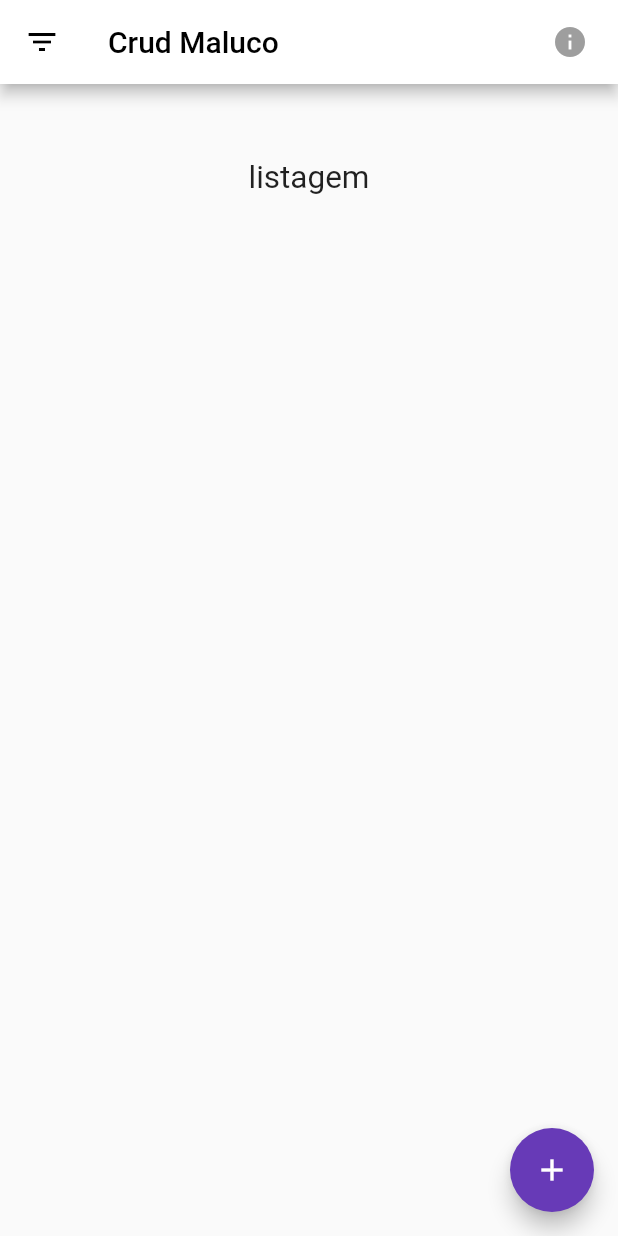
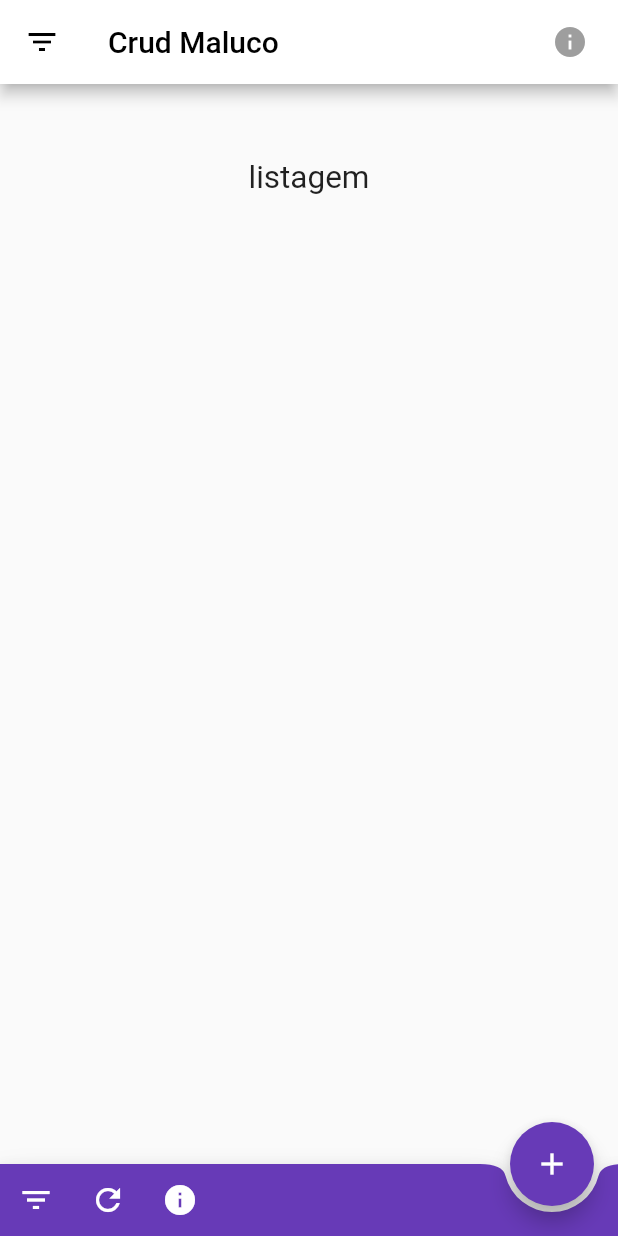
Before and after one commit to LucasPitol/CrudMaluco, a Flutter app: the screen it shows after launch, on a phone screen of 412 x 824 dp. Run offline on Flutter 3.47's test engine with Material 2 defaults, Android fonts, the phone set to English and light mode, and no system bars; Roboto replaces fonts that are missing (RobotoMono).

Commit message:
Bottom app bar

```diff
--- a/flutterApp/crud_maluco_app/lib/main.dart
+++ b/flutterApp/crud_maluco_app/lib/main.dart
@@ -68,8 +68,49 @@ class _CDState extends State<MyApp> {
           ),
           onPressed: openFilter,
         ),
-        // floatingActionButtonLocation: this._addFabLocation,
-        // bottomNavigationBar: this._buildBottomAppBar(context),
+        floatingActionButtonLocation: this._addFabLocation,
+        bottomNavigationBar: this._buildBottomAppBar(context),
+      ),
+    );
+  }
+
+  BottomAppBar _buildBottomAppBar(BuildContext ctx) {
+    return BottomAppBar(
+      shape: CircularNotchedRectangle(),
+      color: Colors.deepPurple,
+      child: Row(
+        children: <Widget>[
+          IconButton(
+            icon: Icon(
+              Icons.filter_list,
+              color: Colors.white,
+            ),
+            onPressed: () => showModalBottomSheet(
+              context: ctx,
+              builder: (BuildContext ctx) => Container(
+                alignment: Alignment.center,
+                height: 200,
+                child: Text(
+                  'filtro',
+                ),
+              ),
+            ),
+          ),
+          IconButton(
+            icon: Icon(
+              Icons.refresh,
+              color: Colors.white,
+            ),
+            onPressed: () {},
+          ),
+          IconButton(
+            icon: Icon(
+              Icons.info,
+              color: Colors.white,
+            ),
+            onPressed: () {},
+          ),
+        ],
       ),
     );
   }
```
